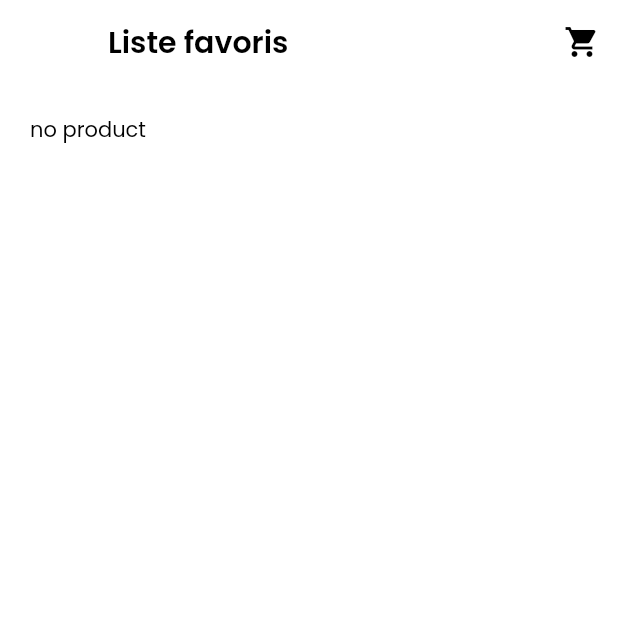
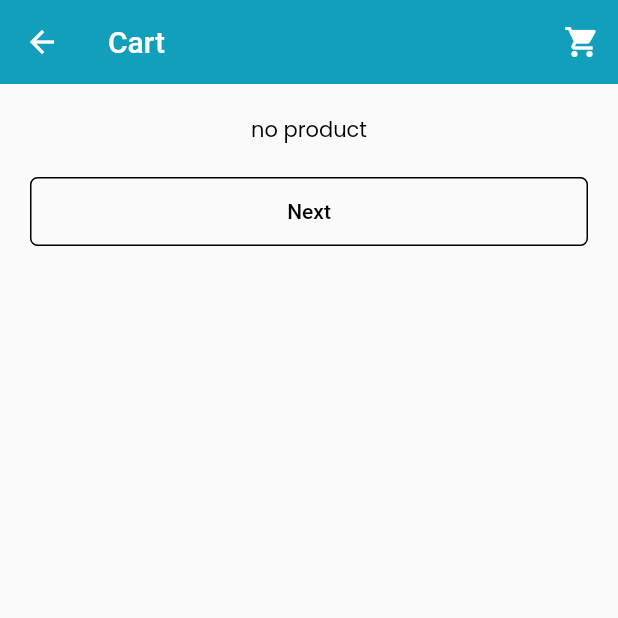
Before and after one commit to arthur-prog/flutter_noel, a Flutter app: the ProductUserScreen screen opened directly, on a phone screen of 412 x 824 dp, the top half of it. Run offline on Flutter 3.47's test engine with Material 2 defaults, Android fonts, the light colour scheme and no system bars; our stand-ins replace cloud_firestore, firebase_auth, firebase_core, firebase_storage, get, google_fonts and 3 more; accounts and stored records are empty; generated files the repository leaves out were written again; network calls fail.

Commit message:
cart and design

```diff
--- a/lib/src/features/models/CartProduct.dart
+++ b/lib/src/features/models/CartProduct.dart
@@ -16,7 +16,7 @@ class CartProduct {
         id: map['id'] ?? "",
         product: map['product'] != null ? Product.fromMap(map['product']) : null,
         variant: map['variant'] != null ? Variant.fromMap(map['variant']) : null,
-        quantity: map['quantity'] ?? "");
+        quantity: map['quantity']);
   }
 
   Map<String, dynamic> toMap() {
--- a/lib/src/features/screens/home/home_screen.dart
+++ b/lib/src/features/screens/home/home_screen.dart
@@ -1,12 +1,8 @@
 import 'package:flutter/material.dart';
 import 'package:flutter_gen/gen_l10n/app_localizations.dart';
-import 'package:flutter_noel/src/features/screens/product/admin/product_list/product_list_screen.dart';
 import 'package:flutter_noel/src/features/screens/product/products_list/products_list_screen.dart';
-import 'package:flutter_noel/src/features/screens/user/favorite_user.dart';
-import 'package:flutter_noel/src/features/screens/user/login/login_screen.dart';
-import 'package:flutter_noel/src/features/screens/user/product_user.dart';
+import 'package:flutter_noel/src/features/screens/user/cart/product_user.dart';
 import 'package:flutter_noel/src/features/screens/user/profile/profile_screen.dart';
-import 'package:flutter_noel/src/features/screens/user/user_login_screen.dart';
 
 class HomeScreen extends StatefulWidget {
   const HomeScreen({
--- a/lib/src/features/screens/product/WIdgets/CardProductWidget.dart
+++ b/lib/src/features/screens/product/WIdgets/CardProductWidget.dart
@@ -57,6 +57,7 @@ class CardProductWidget extends StatelessWidget {
                       .textTheme
                       .bodyText1,
                 ),
+                if(product.price != null)
                   Text(
                     "${product.price} €",
                     style: Theme.of(context)
--- a/lib/src/features/screens/product/admin/add_product/widgets/VariantFormWidget.dart
+++ b/lib/src/features/screens/product/admin/add_product/widgets/VariantFormWidget.dart
@@ -3,7 +3,6 @@ import 'package:flutter_noel/src/common_widgets/no_image/NoImageWidget.dart';
 import 'package:flutter_noel/src/constants/colors.dart';
 import 'package:flutter_noel/src/features/controllers/product/add_product/add_product_controller.dart';
 import 'package:flutter_noel/src/features/models/Variant.dart';
-import 'package:flutter_noel/src/utils/utils.dart';
 import 'package:get/get.dart';
 import 'package:flutter_gen/gen_l10n/app_localizations.dart';
 
--- /dev/null
+++ b/lib/src/features/screens/user/cart/product_user.dart
@@ -0,0 +1,100 @@
+import 'package:flutter/material.dart';
+import 'package:flutter_noel/src/constants/colors.dart';
+import 'package:flutter_noel/src/features/controllers/user/product_user/product_user_controller.dart';
+import 'package:flutter_noel/src/features/models/CartProduct.dart';
+import 'package:flutter_noel/src/features/models/Product.dart';
+import 'package:flutter_noel/src/features/screens/user/cart/Widgets/ProductLineWidget.dart';
+import 'package:flutter_noel/src/repository/cart_repository/cart_repository.dart';
+import 'package:get/get.dart';
+import 'package:google_fonts/google_fonts.dart';
+import 'package:flutter_gen/gen_l10n/app_localizations.dart';
+
+class ProductUserScreen extends StatelessWidget {
+  ProductUserScreen({Key? key}) : super(key: key);
+
+  final _cartRepository = Get.put(CartRepository());
+
+  final _controller = Get.put(ProductUserController());
+
+  @override
+  Widget build(BuildContext context) {
+    bool isDark = Theme.of(context).brightness == Brightness.dark;
+    return SafeArea(
+      child: Scaffold(
+        appBar: AppBar(
+          backgroundColor: isDark ? Theme.of(context).cardColor : primaryColor,
+          title: Text(AppLocalizations.of(context)!.cart),
+          elevation: 0,
+          actions: [
+            IconButton(
+              onPressed: () {},
+              icon: const Icon(
+                Icons.shopping_cart,
+              ),
+            ),
+          ],
+        ),
+        body: SingleChildScrollView(
+            child: Padding(
+          padding: const EdgeInsets.all(20.0),
+          child: Column(
+            mainAxisAlignment: MainAxisAlignment.end,
+            children: [
+              StreamBuilder(
+                stream: _cartRepository.getCartProductsSnapshots(),
+                builder:
+                    (BuildContext context, AsyncSnapshot productsSnapshot) {
+                  List<Widget> children = [];
+                  if (productsSnapshot.hasData) {
+                    if (productsSnapshot.data!.docs.isEmpty) {
+                      return const Text("no product");
+                    } else {
+                      double total = 0;
+                      productsSnapshot.data!.docs.forEach((doc) {
+                        Map<String, dynamic> productJson = doc.data();
+                        CartProduct cartProduct = CartProduct.fromMap(productJson);
+                        if(cartProduct.variant == null){
+                          total += cartProduct.product!.price! * cartProduct.quantity;
+                        } else {
+                          total += cartProduct.variant!.price * cartProduct.quantity;
+                        }
+                        children.add(
+                          ProductLineWidget(
+                              cartProduct: cartProduct,
+                              onDecrementQuantity: () =>
+                                  _controller.decrementQuantity(cartProduct),
+                              onIncrementQuantity: () =>
+                                  _controller.incrementQuantity(cartProduct)),
+                        );
+                      });
+                      children.add(const SizedBox(
+                        height: 10,
+                      ));
+                      children.add(Text("Total: ${total.toString()}€"));
+                    }
+                  } else {
+                    return const CircularProgressIndicator();
+                  }
+                  return Column(
+                    children: children,
+                  );
+                },
+              ),
+              const SizedBox(
+                height: 20,
+              ),
+              SizedBox(
+                width: double.infinity,
+                child: OutlinedButton(
+                    onPressed: () {},
+                    child: Text(
+                      AppLocalizations.of(context)!.next,
+                    )),
+              ),
+            ],
+          ),
+        )),
+      ),
+    );
+  }
+}
--- a/lib/src/features/screens/user/edit_profile_screen.dart
+++ b/lib/src/features/screens/user/edit_profile/edit_profile_screen.dart
@@ -15,7 +15,6 @@ class EditProfileScreen extends StatelessWidget {
 
   @override
   Widget build(BuildContext context) {
-    User? user = FirebaseAuth.instance.currentUser;
     bool isDark = Theme.of(context).brightness == Brightness.dark;
     return Scaffold(
       appBar: AppBar(
--- a/lib/src/features/screens/user/login/login_screen.dart
+++ b/lib/src/features/screens/user/login/login_screen.dart
@@ -4,8 +4,6 @@ import 'package:flutter_noel/src/common_widgets/form/form_header_widget.dart';
 import 'package:flutter_noel/src/features/controllers/user/registration_user/registration_user_controller.dart';
 import 'package:flutter_noel/src/features/screens/user/login/widgets/login_form_widget.dart';
 import 'package:flutter_noel/src/features/screens/user/signup/signup_screen.dart';
-import 'package:flutter_noel/src/features/screens/user/user_login_screen.dart';
-import 'package:flutter_noel/src/features/screens/user/user_registration_screen.dart';
 import 'package:get/get.dart';
 import 'package:flutter_gen/gen_l10n/app_localizations.dart';
 
--- a/lib/src/features/screens/user/product_user.dart
+++ /dev/null
@@ -1,111 +0,0 @@
-import 'package:flutter/material.dart';
-import 'package:flutter_noel/src/common_widgets/no_image/NoImageWidget.dart';
-import 'package:flutter_noel/src/features/controllers/user/favorite_user/favorite_user_controller.dart';
-import 'package:flutter_noel/src/features/controllers/user/product_user/product_user_controller.dart';
-import 'package:flutter_noel/src/features/models/CartProduct.dart';
-import 'package:flutter_noel/src/features/models/FavoriteProduct.dart';
-import 'package:flutter_noel/src/features/models/Product.dart';
-import 'package:flutter_noel/src/repository/cart_repository/cart_repository.dart';
-import 'package:flutter_noel/src/repository/favorite_repository/favorite_repository.dart';
-import 'package:flutter_noel/src/repository/product_repository/product_repository.dart';
-import 'package:flutter_noel/src/utils/utils.dart';
-import 'package:flutter_noel/src/features/controllers/product/products_list/products_list_controller.dart';
-import 'package:get/get.dart';
-import 'package:google_fonts/google_fonts.dart';
-
-//add dev
-class ProductUserScreen extends StatelessWidget {
-  ProductUserScreen({Key? key}) : super(key: key);
-
-  final _cartRepository = Get.put(CartRepository());
-
-  final _controller = Get.put(ProductUserController());
-
-  @override
-  Widget build(BuildContext context) {
-    return SafeArea(
-      child: Scaffold(
-        backgroundColor: Colors.white,
-        appBar: AppBar(
-          backgroundColor: Colors.white,
-          title: Text('Liste favoris', style: GoogleFonts.poppins(fontWeight: FontWeight.w600, color: Colors.black)),
-          elevation: 0,
-          actions: [
-            IconButton(
-              onPressed: () {},
-              icon: const Icon(
-                Icons.shopping_cart,
-                color: Colors.black,
-              ),
-            ),
-          ],
-        ),
-        body: SingleChildScrollView(
-            child: Padding(
-              padding: const EdgeInsets.all(20.0),
-              child: StreamBuilder(
-                stream: _cartRepository.getCartProductsSnapshots(),
-                builder: (BuildContext context, AsyncSnapshot productsSnapshot) {
-                  List<Widget> children = [];
-                  if (productsSnapshot.hasData) {
-                    if (productsSnapshot.data!.docs.isEmpty) {
-                      return const Text("no product");
-                    } else {
-                      productsSnapshot.data!.docs.forEach((doc) {
-                        Map<String, dynamic> productJson = doc.data();
-                        CartProduct cartProduct = CartProduct.fromMap(productJson);
-                        Product? product = cartProduct.product;
-                        children.add(
-                          GestureDetector(
-                            onTap: () {},
-                            child: Row(
-                              children: [
-                                Text(product?.name ?? ''),
-                                SizedBox(width: 10),
-                                ElevatedButton(
-                                  onPressed: () {print(cartProduct.id);
-                                  _controller.incrementQuantity(cartProduct);
-                                  },
-                                  child: Text('+'),
-                                ),
-                                Text('quantity : ' + cartProduct.quantity.toString()),
-                                SizedBox(width: 10),
-                                ElevatedButton(
-                                  onPressed: () {print(cartProduct.id);
-                                  _controller.decrementQuantity(cartProduct);
-                                  },
-                                  child: Text('-'),
-                                ),
-                              ],
-                            ),
-                          ),
-
-                        );
-                      });
-                    }
-                  } else {
-                    return const CircularProgressIndicator();
-                  }
-                  return Column(
-                    children: [
-                      SizedBox(
-                        width: MediaQuery.of(context).size.width,
-                        height: MediaQuery.of(context).size.height,
-                        child: GridView(
-                            gridDelegate: const SliverGridDelegateWithFixedCrossAxisCount(
-                                crossAxisCount: 1,
-                                childAspectRatio: 1
-                            ),
-                            children: children
-                        ),
-                      ),
-                    ],
-                  );
-                },
-              ),
-            )
-        ),
-      ),
-    );
-  }
-}
--- a/lib/src/localization/l10n/app_en.arb
+++ b/lib/src/localization/l10n/app_en.arb
@@ -402,5 +402,17 @@
   "admin": "Admin",
   "@admin": {
       "description": "The admin"
+  },
+  "addedToCart": "Product added to cart",
+  "@addedToCart": {
+      "description": "The added to cart"
+  },
+  "addedToFavorite": "Product added to favorite",
+  "@addedToFavorite": {
+      "description": "The added to favorite"
+  },
+  "next": "Next",
+  "@next": {
+      "description": "The next"
   }
 }
--- a/lib/src/localization/l10n/app_fr.arb
+++ b/lib/src/localization/l10n/app_fr.arb
@@ -99,5 +99,8 @@
   "lastName" : "Nom",
   "firstNameIsRequired" :  "Veuillez entrer un nom",
   "lastNameIsRequired" : "Veuillez entrer un prénom",
-  "admin" : "Admin"
+  "admin" : "Admin",
+  "addedToCart": "Produit ajouté au panier",
+  "addedToFavorite": "Produit ajouté aux favoris",
+  "next" : "Suivant"
 }
```
Also changed, not shown: lib/main.dart (+0 -7 lines), lib/src/features/controllers/product/product_details/product_details_controller.dart (+5 -14 lines), lib/src/features/screens/product/product_details/product_details_screen.dart (+49 -24 lines), lib/src/features/screens/user/cart/Widgets/ProductLineWidget.dart (added, +112 -0 lines), lib/src/features/screens/user/profile/profile_screen.dart (+11 -2 lines), lib/src/features/screens/user/user_login_screen.dart (deleted, +0 -63 lines), lib/src/features/screens/user/user_registration_screen.dart (deleted, +0 -118 lines), lib/src/repository/cart_repository/cart_repository.dart (+15 -3 lines), lib/src/repository/favorite_repository/favorite_repository.dart (+15 -3 lines), lib/src/features/screens/user/favorite/favorite_user.dart (renamed from lib/src/features/screens/user/favorite_user.dart). Lines whose indentation alone changed are shown as unchanged.
